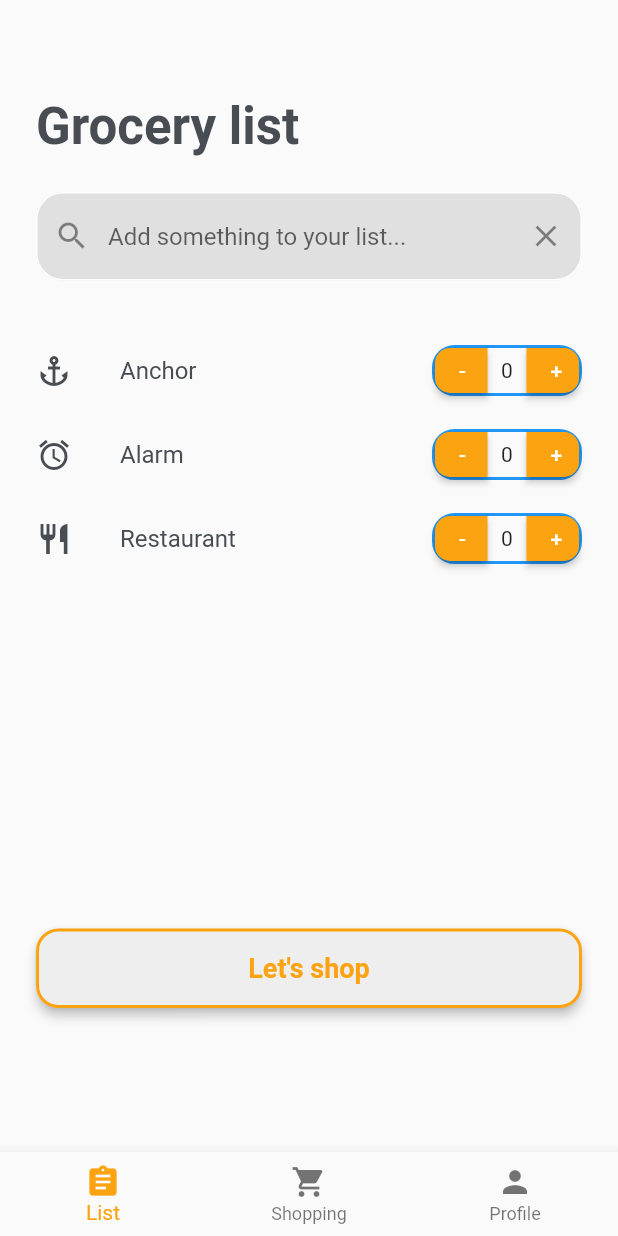
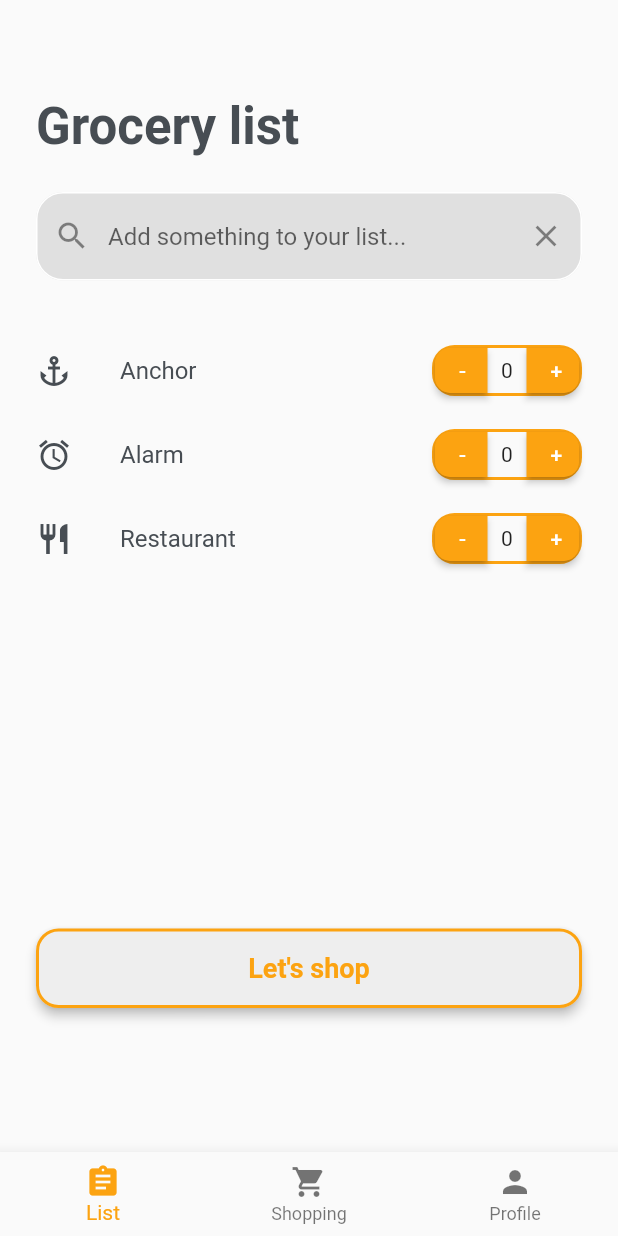
Before and after one commit to tmartin1703/shopping_map, a Flutter app: the screen it shows after launch, on a phone screen of 412 x 824 dp. Run offline on Flutter 3.47's test engine with Material 2 defaults, Android fonts, the phone set to English and light mode, and no system bars.

Commit message:
quantity button border color

```diff
--- a/lib/widgets/quantity_button.dart
+++ b/lib/widgets/quantity_button.dart
@@ -13,7 +13,8 @@ class _QuantityButtonState extends State<QuantityButton> {
     return Container(
       decoration: BoxDecoration(
           borderRadius: BorderRadius.circular(15),
-          border: Border.all(width: 2, color: Colors.blue)),
+          border: Border.all(
+              width: 2, color: Theme.of(context).colorScheme.primary)),
       width: 100,
       child: Row(
         children: [
```
